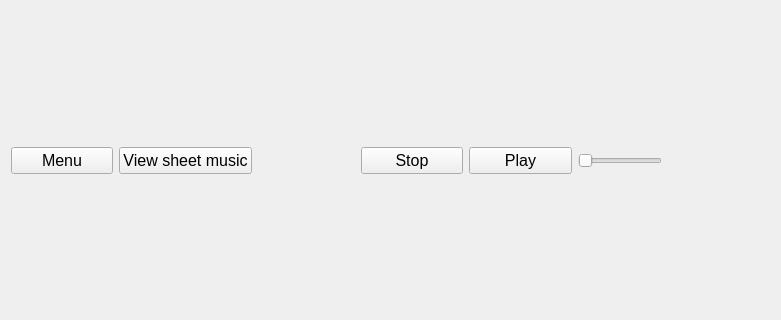
First picture: the form in src/singingview.ui, repository Vorxil/MagnifiSing, before the edit; both pictures show x 0 to 781 and y 98 to 418 of the 781 by 518 pixel window.
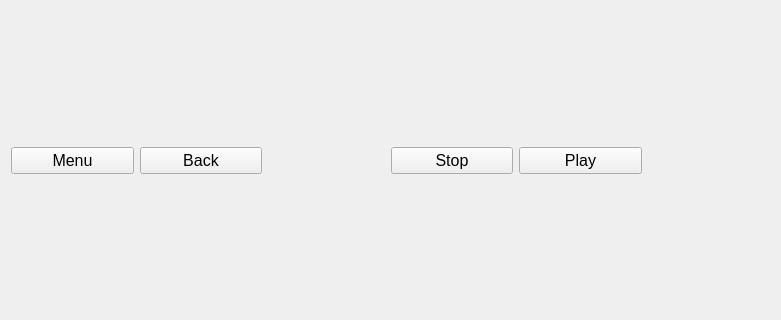
Second picture: the form after the edit.

```diff
--- a/src/singingview.ui
+++ b/src/singingview.ui
@@ -65,7 +65,7 @@
           </font>
          </property>
          <property name="text">
-          <string>View sheet music</string>
+          <string>Back</string>
          </property>
         </widget>
        </item>
@@ -124,25 +124,6 @@
          </property>
         </widget>
        </item>
-       <item>
-        <widget class="QSlider" name="volumeSlider">
-         <property name="sizePolicy">
-          <sizepolicy hsizetype="Preferred" vsizetype="Fixed">
-           <horstretch>0</horstretch>
-           <verstretch>0</verstretch>
-          </sizepolicy>
-         </property>
-         <property name="maximumSize">
-          <size>
-           <width>200</width>
-           <height>16777215</height>
-          </size>
-         </property>
-         <property name="orientation">
-          <enum>Qt::Horizontal</enum>
-         </property>
-        </widget>
-       </item>
        <item>
         <widget class="QWidget" name="volumeWidget" native="true"/>
        </item>
```
Left out of the diff: 2 changed lines with no effect on the pictures.
